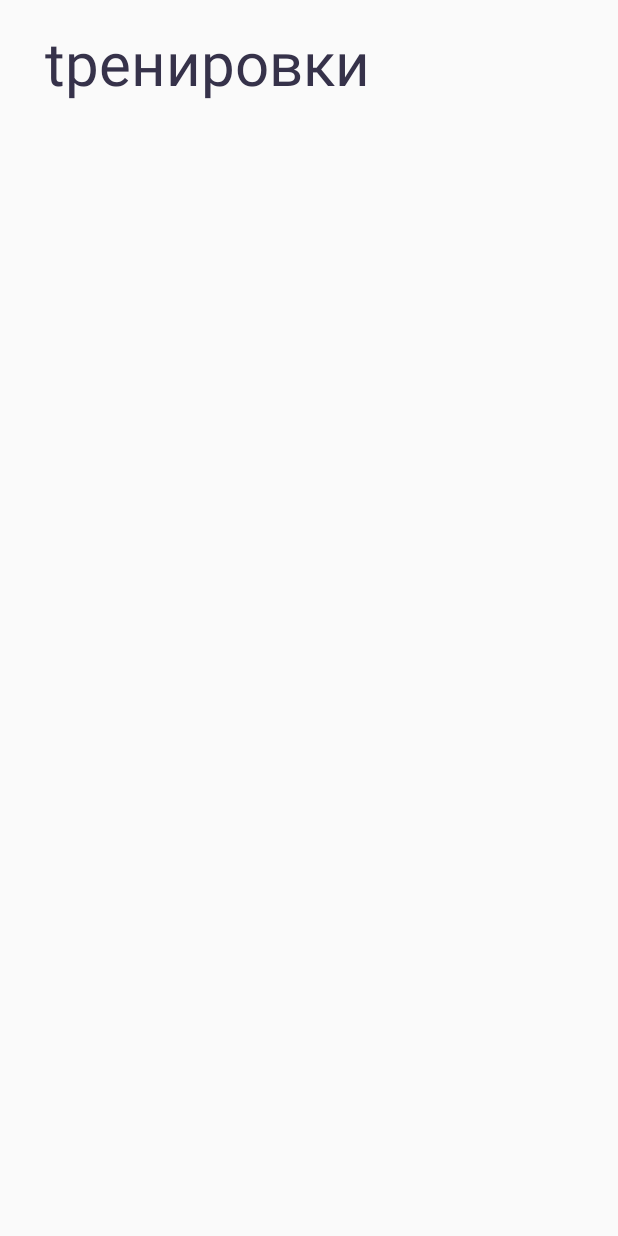
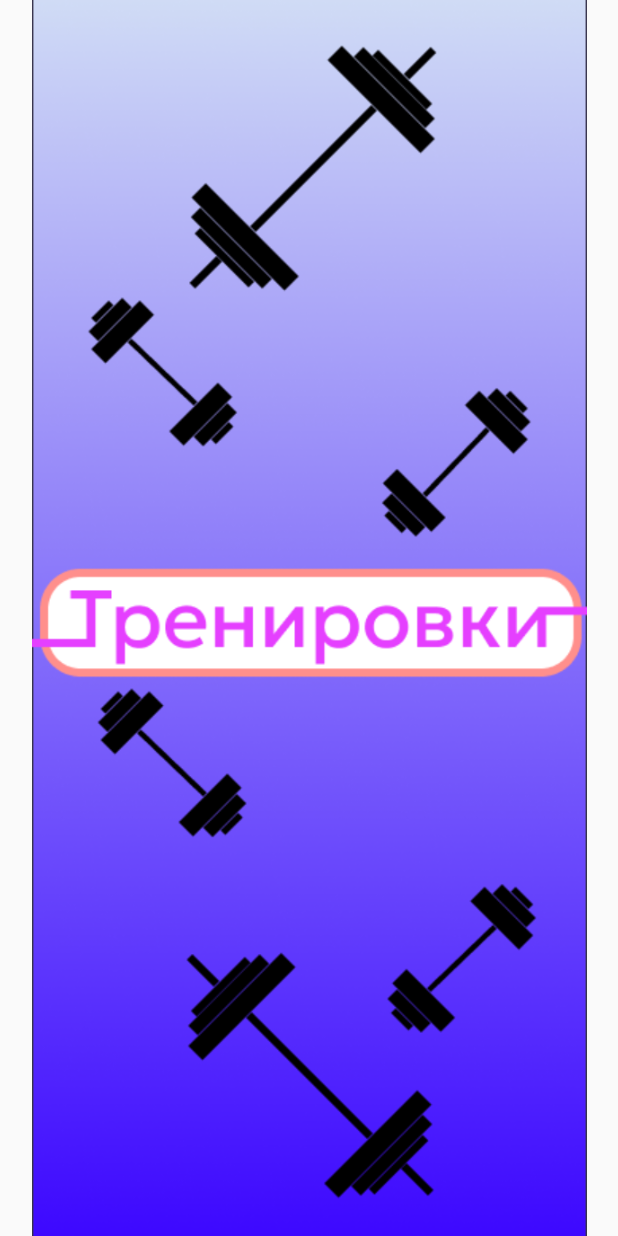
Before and after one commit to refy1k/Trening, an Android app built with Jetpack Compose: the first screen one second after launch (MainActivity), on a phone screen of 412 x 824 dp. Run offline under Robolectric (Android 15) with nearby library versions, the light colour scheme and no system bars.

Commit message:
Added a SplashScreen. The MainActivity.kt has been modified. The MainMenu.kt has been added.

```diff
--- a/app/build.gradle.kts
+++ b/app/build.gradle.kts
@@ -49,6 +49,8 @@ dependencies {
     implementation(libs.androidx.ui.graphics)
     implementation(libs.androidx.ui.tooling.preview)
     implementation(libs.androidx.material3)
+    implementation(libs.androidx.navigation.runtime.android)
+    implementation(libs.androidx.navigation.compose)
     testImplementation(libs.junit)
     androidTestImplementation(libs.androidx.junit)
     androidTestImplementation(libs.androidx.espresso.core)
--- a/app/src/main/java/com/gym/trening/MainActivity.kt
+++ b/app/src/main/java/com/gym/trening/MainActivity.kt
@@ -3,16 +3,24 @@ import android.os.Bundle
 import androidx.activity.ComponentActivity
 import androidx.activity.compose.setContent
 import androidx.activity.enableEdgeToEdge
-import androidx.compose.foundation.layout.Row
-import androidx.compose.foundation.layout.padding
-import androidx.compose.material3.Text
+import androidx.compose.foundation.Image
+import androidx.compose.foundation.layout.Box
+import androidx.compose.foundation.layout.Spacer
+import androidx.compose.foundation.layout.fillMaxSize
+import androidx.compose.foundation.layout.height
+import androidx.compose.runtime.Composable
+import androidx.compose.runtime.LaunchedEffect
+import androidx.compose.ui.Alignment
 import androidx.compose.ui.Modifier
 import androidx.compose.ui.res.painterResource
-import androidx.compose.ui.text.TextStyle
+import androidx.compose.ui.tooling.preview.Preview
 import androidx.compose.ui.unit.dp
-import androidx.compose.ui.unit.sp
-import com.gym.trening.ui.theme.DarkPurpleBlue
+import androidx.navigation.NavController
+import androidx.navigation.compose.NavHost
+import androidx.navigation.compose.composable
+import androidx.navigation.compose.rememberNavController
 import com.gym.trening.ui.theme.TreningTheme
+import kotlinx.coroutines.delay
 
 class MainActivity : ComponentActivity() {
     override fun onCreate(savedInstanceState: Bundle?) {
@@ -20,15 +28,53 @@ class MainActivity : ComponentActivity() {
         enableEdgeToEdge()
         setContent {
             TreningTheme {
-                Row(Modifier.padding(30.dp, 20.dp)) {
-                    Text("tренировки",
-                        style = TextStyle(
-                            fontSize = 40.sp,
-                            color = DarkPurpleBlue))
-                    val image = painterResource(R.drawable.baseline_account_circle_24)
-
-                }
+                AppNavHost()
             }
         }
     }
 }
+
+@Composable
+fun SplashScreen(navController: NavController) {
+    LaunchedEffect(Unit) {
+        delay(2000) // Задержка перед переходом на главный экран
+        navController.navigate("mainScreen") // Переход на главный экран
+    }
+
+    // Экран загрузки с картинкой
+    Box(
+        modifier = Modifier.fillMaxSize(),
+        contentAlignment = Alignment.Center
+    ) {
+        Image(
+            painter = painterResource(id = R.drawable.splash_background), // Загружаем картинку
+            contentDescription = "Loading...",
+            modifier = Modifier.fillMaxSize() // Размер картинки (можно настроить)
+        )
+        Spacer(modifier = Modifier.height(16.dp))
+    }
+}
+
+
+@Composable
+fun AppNavHost() {
+    val navController = rememberNavController()
+
+    // Настроим навигацию
+    NavHost(navController = navController, startDestination = "splashScreen") {
+        composable("splashScreen") {
+            SplashScreen(navController = navController) // Экран загрузки
+        }
+        composable("mainScreen") {
+            MainScreen() // Основной экран
+        }
+    }
+}
+
+@Preview(showBackground = true)
+@Composable
+fun DefaultPreview() {
+    TreningTheme {
+        AppNavHost()
+    }
+}
--- a/gradle/libs.versions.toml
+++ b/gradle/libs.versions.toml
@@ -8,6 +8,8 @@ espressoCore = "3.6.1"
 lifecycleRuntimeKtx = "2.8.7"
 activityCompose = "1.10.1"
 composeBom = "2025.02.00"
+navigationRuntimeAndroid = "2.9.0-alpha08"
+navigationCompose = "2.8.9"
 
 [libraries]
 androidx-core-ktx = { group = "androidx.core", name = "core-ktx", version.ref = "coreKtx" }
@@ -24,6 +26,8 @@ androidx-ui-tooling-preview = { group = "androidx.compose.ui", name = "ui-toolin
 androidx-ui-test-manifest = { group = "androidx.compose.ui", name = "ui-test-manifest" }
 androidx-ui-test-junit4 = { group = "androidx.compose.ui", name = "ui-test-junit4" }
 androidx-material3 = { group = "androidx.compose.material3", name = "material3" }
+androidx-navigation-runtime-android = { group = "androidx.navigation", name = "navigation-runtime-android", version.ref = "navigationRuntimeAndroid" }
+androidx-navigation-compose = { group = "androidx.navigation", name = "navigation-compose", version.ref = "navigationCompose" }
 
 [plugins]
 android-application = { id = "com.android.application", version.ref = "agp" }
```
Also changed, not shown: app/src/main/java/com/gym/trening/MainMenu.kt (added, +62 -0 lines), app/src/main/res/drawable/splash_background.png (added).
